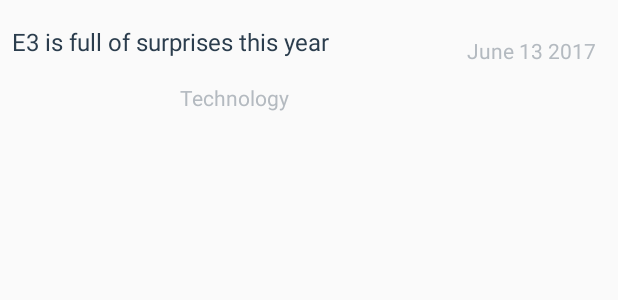
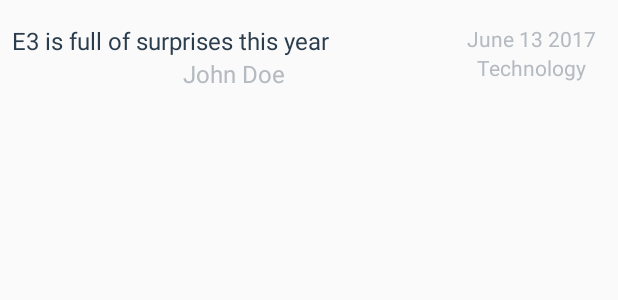
Before and after one commit to her0d0tus/NewsApp, an Android app: the layout news_list_item.xml on its own in the app's theme, with its tools: preview values and no code run, on a phone screen of 412 x 824 dp. Shown: the top 300 px of the screen. Run offline under Robolectric (Android 15) with nearby library versions, the phone set to English and light mode, and no system bars.

Commit message:
Add author display for news articles

```diff
--- a/app/src/main/java/com/example/android/newsapp/MainActivity.java
+++ b/app/src/main/java/com/example/android/newsapp/MainActivity.java
@@ -38,6 +38,7 @@ public class MainActivity extends AppCompatActivity
 
     @Override
     protected void onCreate(Bundle savedInstanceState) {
+
         super.onCreate(savedInstanceState);
 
         setContentView(R.layout.activity_main);
@@ -123,6 +124,7 @@ public class MainActivity extends AppCompatActivity
 
         uriBuilder.appendQueryParameter("q", topic);
         uriBuilder.appendQueryParameter("api-key", "test");
+        uriBuilder.appendQueryParameter("show-tags", "contributor");
 
         return new NewsArticleLoader(this, uriBuilder.toString());
     }
--- a/app/src/main/java/com/example/android/newsapp/NewsArticleAdapter.java
+++ b/app/src/main/java/com/example/android/newsapp/NewsArticleAdapter.java
@@ -39,6 +39,10 @@ public class NewsArticleAdapter extends ArrayAdapter<NewsArticle> {
 
         titleView.setText(currentArticle.getTitle());
 
+        TextView authorView = (TextView) listItemView.findViewById(R.id.author);
+
+        authorView.setText(currentArticle.getAuthor());
+
         TextView sectionView = (TextView) listItemView.findViewById(R.id.section);
 
         sectionView.setText(currentArticle.getSection());
--- a/app/src/main/res/layout/news_list_item.xml
+++ b/app/src/main/res/layout/news_list_item.xml
@@ -12,10 +12,10 @@
     android:paddingStart="8dp"
     android:layout_marginBottom="16dp">
 
-    <RelativeLayout
+    <LinearLayout
         android:layout_width="0dp"
         android:layout_height="wrap_content"
-        android:layout_weight="1"
+        android:layout_weight="3"
         android:orientation="vertical">
 
 
@@ -31,15 +31,45 @@
             android:textSize="16sp"
             tools:text="E3 is full of surprises this year"
             android:layout_marginLeft="0dp"
-            android:layout_marginRight="0dp"
-            android:layout_alignParentStart="true" />
+            android:layout_marginRight="0dp" />
 
+        <TextView
+            android:id="@+id/author"
+            android:layout_width="match_parent"
+            android:layout_height="match_parent"
+            android:ellipsize="end"
+            android:gravity="top"
+            android:maxLines="2"
+            android:padding="0dp"
+            android:textAlignment="center"
+            android:textColor="@color/textColorArticleAuthor"
+            android:textSize="16sp"
+            tools:text="John Doe"
+            android:layout_marginLeft="0dp"
+            android:layout_marginRight="0dp" />
+
+    </LinearLayout>
+
+    <LinearLayout
+        android:layout_width="0dp"
+        android:layout_height="wrap_content"
+        android:layout_weight="1"
+        android:orientation="vertical"
+        >
+        <TextView
+            android:id="@+id/date"
+            android:layout_width="match_parent"
+            android:layout_height="match_parent"
+            android:textAlignment="center"
+            android:gravity="bottom"
+            android:textColor="@color/textColorArticleAuthor"
+            android:textSize="14sp"
+            tools:text="June 13 2017" />
 
         <TextView
             android:id="@+id/section"
-            android:layout_width="100dp"
-            android:layout_height="25dp"
-            android:layout_gravity="center_horizontal"
+            android:layout_width="match_parent"
+            android:layout_height="match_parent"
             android:gravity="top"
             android:maxLines="1"
             android:padding="0dp"
@@ -48,22 +78,10 @@
             tools:text="Technology"
             android:textAlignment="center"
             android:layout_marginLeft="0dp"
-            android:layout_marginRight="0dp"
-            android:layout_alignParentBottom="true"
-            android:layout_centerHorizontal="true" />
+            android:layout_marginRight="0dp" />
+    </LinearLayout>
 
 
-    </RelativeLayout>
-
-    <TextView
-        android:id="@+id/date"
-        android:layout_width="100dp"
-        android:layout_height="25dp"
-        android:layout_marginTop="5dp"
-        android:gravity="center"
-        android:textColor="@color/textColorArticleAuthor"
-        android:textSize="14sp"
-        tools:text="June 13 2017" />
 
 
 </LinearLayout>
```
Also changed, not shown: app/src/main/java/com/example/android/newsapp/NewsArticle.java (+6 -1 lines), app/src/main/java/com/example/android/newsapp/QueryUtils.java (+47 -12 lines).
